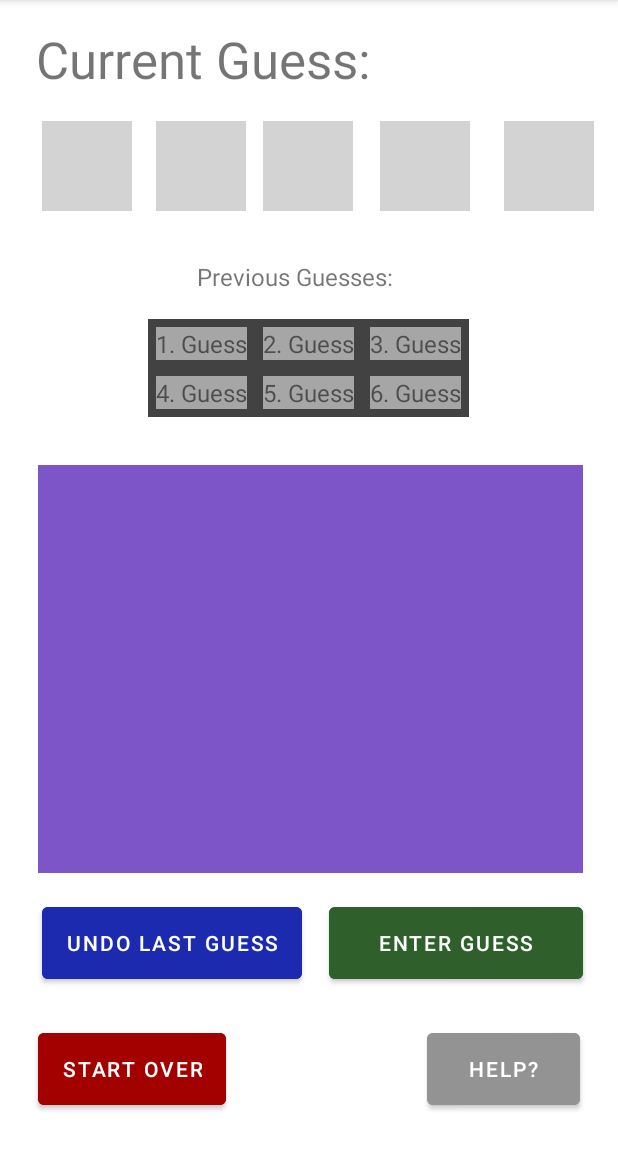
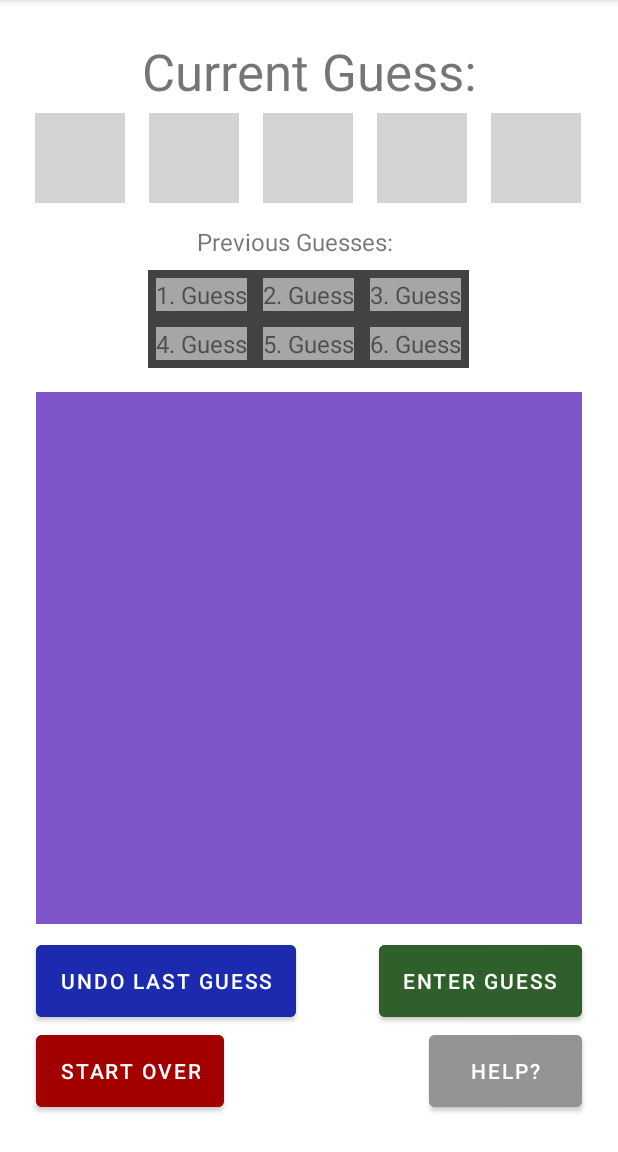
Before and after one commit to wwills2/wordle_coach, an Android app: the screen it shows after launch (MainActivity), after a tap on "START OVER", on a phone screen of 412 x 824 dp, the part 84-1236 px from its top. Run offline under Robolectric (Android 15) with nearby library versions, the phone set to English and light mode, and no system bars; 1 statement that could not run was skipped.

Commit message:
minor UI edits, start over complete

```diff
--- a/app/src/main/java/com/example/testactivity/MainActivity.java
+++ b/app/src/main/java/com/example/testactivity/MainActivity.java
@@ -28,6 +28,8 @@ public class MainActivity extends AppCompatActivity {
 
     Integer colorNumTouch = 0;
 
+    Integer currGuessNum = 0;
+
     Integer colorNum0 = 0;
     Integer colorNum1 = 0;
     Integer colorNum2 = 0;
@@ -45,6 +47,7 @@ public class MainActivity extends AppCompatActivity {
         final String GREEN_HEX = "#2F8E3C";
         final String BLACK_HEX = "#000000";
 
+        final String EMPTY = "Guess";
 
         ArrayList<String> wordList = loadStrings();
 
@@ -200,12 +203,14 @@ public class MainActivity extends AppCompatActivity {
                 textInput4.setBackgroundTintList(ColorStateList.valueOf(Color.parseColor(GRAY_HEX)));
 
                 //Clear list of guesses Here
-                /*prevGuess1.setText("");
-                prevGuess2.setText("");
-                prevGuess3.setText("");
-                prevGuess4.setText("");
-                prevGuess5.setText("");
-                prevGuess6.setText("");*/
+                prevGuess1.setText("1. " + EMPTY);
+                prevGuess2.setText("2. " + EMPTY);
+                prevGuess3.setText("3. " + EMPTY);
+                prevGuess4.setText("4. " + EMPTY);
+                prevGuess5.setText("5. " + EMPTY);
+                prevGuess6.setText("6. " + EMPTY);
+
+                currGuessNum = 0;
             }
         });
 
@@ -305,7 +310,6 @@ public class MainActivity extends AppCompatActivity {
             @Override
             public void onClick(View v) {
 
-                final String EMPTY = "Guess";
                 String colors = "";
                 String enteredWord = "";
 
@@ -328,10 +332,13 @@ public class MainActivity extends AppCompatActivity {
 
                 }else{
 
+                    currGuessNum++;
+
                     colors = colorNum0.toString() + colorNum1.toString() + colorNum2.toString() +
                             colorNum3.toString() + colorNum4.toString();
 
                     // this will not stay here. it's just a skeleton for updating previous guesses
+
                     // interface to pass data to jamie's algo will go here
 
                     if (prevGuess1.getText().toString().contains(EMPTY)) {
--- a/app/src/main/res/layout/activity_main.xml
+++ b/app/src/main/res/layout/activity_main.xml
@@ -9,16 +9,18 @@
 
     <ScrollView
             android:id="@+id/nextGuesses"
-        android:layout_width="363dp"
-        android:layout_height="272dp"
+            android:layout_width="0dp"
+            android:layout_height="0dp"
             android:background="#A8A8A8"
             android:backgroundTint="#7E55C8"
-        app:layout_constraintBottom_toBottomOf="parent"
+            app:layout_constraintStart_toStartOf="parent"
+            app:layout_constraintTop_toBottomOf="@+id/gridLayoutPrevGuesses"
+            android:layout_marginTop="16dp"
+            app:layout_constraintBottom_toTopOf="@+id/undoGuess"
+            android:layout_marginBottom="8dp"
             app:layout_constraintEnd_toEndOf="parent"
-        app:layout_constraintHorizontal_bias="0.52"
-        app:layout_constraintStart_toStartOf="parent"
-        app:layout_constraintTop_toTopOf="parent"
-        app:layout_constraintVertical_bias="0.625">
+            android:layout_marginStart="24dp"
+            android:layout_marginEnd="24dp">
 
         <LinearLayout
                 android:id="@+id/nextGuessList"
@@ -27,7 +29,7 @@
                 android:backgroundTint="#673AB7"
                 android:clickable="true"
                 android:orientation="vertical"
-            android:visibility="visible" />
+                android:visibility="visible"/>
     </ScrollView>
 
     <Button
@@ -37,26 +39,21 @@
             android:backgroundTint="#1B2AAF"
             android:text="Undo Last Guess"
             app:layout_constraintBottom_toBottomOf="@+id/enterGuess"
-        app:layout_constraintEnd_toEndOf="parent"
-        app:layout_constraintHorizontal_bias="0.117"
             app:layout_constraintStart_toStartOf="parent"
             app:layout_constraintTop_toTopOf="@+id/enterGuess"
-        app:layout_constraintVertical_bias="0.0" />
+            app:layout_constraintVertical_bias="0.0"
+            android:layout_marginStart="24dp"/>
 
     <Button
             android:id="@+id/startOver"
             android:layout_width="wrap_content"
             android:layout_height="60dp"
             android:layout_marginStart="24dp"
-        android:layout_marginEnd="214dp"
             android:backgroundTint="#A30000"
             android:text="Start Over"
             app:layout_constraintBottom_toBottomOf="parent"
-        app:layout_constraintEnd_toEndOf="parent"
-        app:layout_constraintHorizontal_bias="0.021"
             app:layout_constraintStart_toStartOf="parent"
-        app:layout_constraintTop_toTopOf="parent"
-        app:layout_constraintVertical_bias="0.964" />
+            android:layout_marginBottom="24dp"/>
 
 
     <Button
@@ -67,10 +64,8 @@
             android:text="Help?"
             app:layout_constraintBottom_toBottomOf="parent"
             app:layout_constraintEnd_toEndOf="parent"
-        app:layout_constraintHorizontal_bias="0.919"
-        app:layout_constraintStart_toStartOf="parent"
-        app:layout_constraintTop_toTopOf="parent"
-        app:layout_constraintVertical_bias="0.964" />
+            android:layout_marginBottom="24dp"
+            android:layout_marginEnd="24dp"/>
 
     <GridLayout
             android:id="@+id/gridLayoutPrevGuesses"
@@ -79,13 +74,12 @@
             android:background="@color/cardview_dark_background"
             android:columnCount="3"
             android:rowCount="2"
-        app:layout_constraintBottom_toBottomOf="parent"
             app:layout_constraintEnd_toEndOf="parent"
             app:layout_constraintHorizontal_bias="0.497"
             app:layout_constraintStart_toStartOf="parent"
             app:layout_constraintTop_toTopOf="parent"
-        app:layout_constraintVertical_bias="0.303"
-        tools:context=".MainActivity">
+            tools:context=".MainActivity"
+            android:layout_marginTop="180dp">
 
         <TextView
                 android:id="@+id/prevGuess1"
@@ -107,7 +101,7 @@
                 app:layout_constraintHorizontal_bias="1.0"
                 app:layout_constraintStart_toStartOf="parent"
                 app:layout_constraintTop_toTopOf="parent"
-            app:layout_constraintVertical_bias="0.0" />
+                app:layout_constraintVertical_bias="0.0"/>
 
         <TextView
                 android:id="@+id/prevGuess2"
@@ -129,7 +123,7 @@
                 app:layout_constraintHorizontal_bias="1.0"
                 app:layout_constraintStart_toStartOf="parent"
                 app:layout_constraintTop_toTopOf="parent"
-            app:layout_constraintVertical_bias="0.0" />
+                app:layout_constraintVertical_bias="0.0"/>
 
         <TextView
                 android:id="@+id/prevGuess3"
@@ -151,7 +145,7 @@
                 app:layout_constraintHorizontal_bias="1.0"
                 app:layout_constraintStart_toStartOf="parent"
                 app:layout_constraintTop_toTopOf="parent"
-            app:layout_constraintVertical_bias="0.0" />
+                app:layout_constraintVertical_bias="0.0"/>
 
         <TextView
                 android:id="@+id/prevGuess4"
@@ -173,7 +167,7 @@
                 app:layout_constraintHorizontal_bias="1.0"
                 app:layout_constraintStart_toStartOf="parent"
                 app:layout_constraintTop_toTopOf="parent"
-            app:layout_constraintVertical_bias="0.0" />
+                app:layout_constraintVertical_bias="0.0"/>
 
         <TextView
                 android:id="@+id/prevGuess5"
@@ -195,7 +189,7 @@
                 app:layout_constraintHorizontal_bias="1.0"
                 app:layout_constraintStart_toStartOf="parent"
                 app:layout_constraintTop_toTopOf="parent"
-            app:layout_constraintVertical_bias="0.0" />
+                app:layout_constraintVertical_bias="0.0"/>
 
         <TextView
                 android:id="@+id/prevGuess6"
@@ -217,34 +211,32 @@
                 app:layout_constraintHorizontal_bias="1.0"
                 app:layout_constraintStart_toStartOf="parent"
                 app:layout_constraintTop_toTopOf="parent"
-            app:layout_constraintVertical_bias="0.0" />
+                app:layout_constraintVertical_bias="0.0"/>
 
     </GridLayout>
 
     <Button
             android:id="@+id/enterGuess"
-        android:layout_width="169dp"
+            android:layout_width="wrap_content"
             android:layout_height="60dp"
             android:backgroundTint="#2F602B"
             android:text="Enter Guess"
-        app:layout_constraintBottom_toBottomOf="parent"
             app:layout_constraintEnd_toEndOf="parent"
-        app:layout_constraintHorizontal_bias="0.904"
-        app:layout_constraintStart_toStartOf="parent"
-        app:layout_constraintTop_toTopOf="parent"
-        app:layout_constraintVertical_bias="0.846" />
+            app:layout_constraintBottom_toTopOf="@+id/helpButton"
+            android:layout_marginEnd="24dp"/>
 
     <TextView
             android:id="@+id/currentGuess"
             android:layout_width="wrap_content"
             android:layout_height="wrap_content"
-        android:layout_marginStart="24dp"
             android:text="Current Guess:"
             android:textSize="34sp"
             app:layout_constraintBottom_toBottomOf="parent"
-        app:layout_constraintStart_toStartOf="parent"
             app:layout_constraintTop_toTopOf="parent"
-        app:layout_constraintVertical_bias="0.023" />
+            app:layout_constraintVertical_bias="0.023"
+            android:layout_marginTop="8dp"
+            app:layout_constraintEnd_toEndOf="parent"
+            app:layout_constraintStart_toStartOf="parent"/>
 
     <TextView
             android:id="@+id/previousGuesses"
@@ -252,12 +244,11 @@
             android:layout_height="25dp"
             android:text="Previous Guesses:"
             android:textSize="16sp"
-        app:layout_constraintBottom_toBottomOf="parent"
             app:layout_constraintEnd_toEndOf="parent"
             app:layout_constraintHorizontal_bias="0.498"
             app:layout_constraintStart_toStartOf="parent"
             app:layout_constraintTop_toTopOf="parent"
-        app:layout_constraintVertical_bias="0.233" />
+            android:layout_marginTop="150dp"/>
 
     <androidx.constraintlayout.widget.Guideline
         android:id="@+id/guideline2"
@@ -278,12 +269,10 @@
             android:textAllCaps="true"
             android:textColor="@color/black"
             android:textSize="28dp"
-        app:layout_constraintBottom_toBottomOf="parent"
-        app:layout_constraintEnd_toEndOf="parent"
-        app:layout_constraintHorizontal_bias="0.954"
-        app:layout_constraintStart_toStartOf="parent"
             app:layout_constraintTop_toTopOf="parent"
-        app:layout_constraintVertical_bias="0.114" />
+            android:layout_marginTop="75dp"
+            app:layout_constraintStart_toEndOf="@+id/gridInput_03"
+            android:layout_marginStart="16dp"/>
 
     <EditText
             android:id="@+id/gridInput_03"
@@ -297,12 +286,10 @@
             android:textAllCaps="true"
             android:textColor="@color/black"
             android:textSize="28dp"
-        app:layout_constraintBottom_toBottomOf="parent"
-        app:layout_constraintEnd_toEndOf="parent"
-        app:layout_constraintHorizontal_bias="0.72"
-        app:layout_constraintStart_toStartOf="parent"
             app:layout_constraintTop_toTopOf="parent"
-        app:layout_constraintVertical_bias="0.114" />
+            android:layout_marginTop="75dp"
+            app:layout_constraintStart_toEndOf="@+id/gridInput_02"
+            android:layout_marginStart="16dp"/>
 
     <EditText
             android:id="@+id/gridInput_02"
@@ -316,12 +303,11 @@
             android:textAllCaps="true"
             android:textColor="@color/black"
             android:textSize="28dp"
-        app:layout_constraintBottom_toBottomOf="parent"
             app:layout_constraintEnd_toEndOf="parent"
             app:layout_constraintHorizontal_bias="0.498"
             app:layout_constraintStart_toStartOf="parent"
             app:layout_constraintTop_toTopOf="parent"
-        app:layout_constraintVertical_bias="0.114" />
+            android:layout_marginTop="75dp"/>
 
     <EditText
             android:id="@+id/gridInput_01"
@@ -336,12 +322,10 @@
             android:textAllCaps="true"
             android:textColor="@color/black"
             android:textSize="28dp"
-        app:layout_constraintBottom_toBottomOf="parent"
-        app:layout_constraintEnd_toEndOf="parent"
-        app:layout_constraintHorizontal_bias="0.296"
-        app:layout_constraintStart_toStartOf="parent"
             app:layout_constraintTop_toTopOf="parent"
-        app:layout_constraintVertical_bias="0.114" />
+            android:layout_marginTop="75dp"
+            app:layout_constraintEnd_toStartOf="@+id/gridInput_02"
+            android:layout_marginEnd="16dp"/>
 
     <EditText
             android:id="@+id/gridInput_00"
@@ -356,12 +340,10 @@
             android:textAllCaps="true"
             android:textColor="@color/black"
             android:textSize="28dp"
-        app:layout_constraintBottom_toBottomOf="parent"
-        app:layout_constraintEnd_toEndOf="parent"
-        app:layout_constraintHorizontal_bias="0.079"
-        app:layout_constraintStart_toStartOf="parent"
             app:layout_constraintTop_toTopOf="parent"
-        app:layout_constraintVertical_bias="0.114" />
+            android:layout_marginTop="75dp"
+            app:layout_constraintEnd_toStartOf="@+id/gridInput_01"
+            android:layout_marginEnd="16dp"/>
 
 
 </androidx.constraintlayout.widget.ConstraintLayout>
```
Lines whose indentation alone changed are shown as unchanged.
